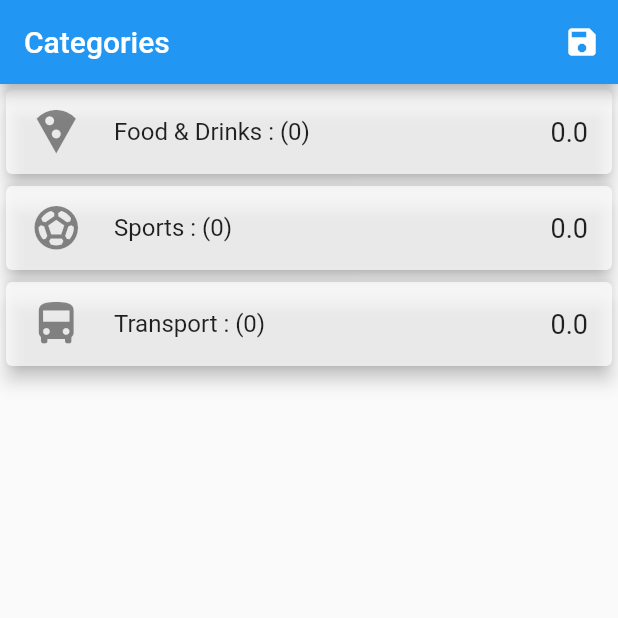
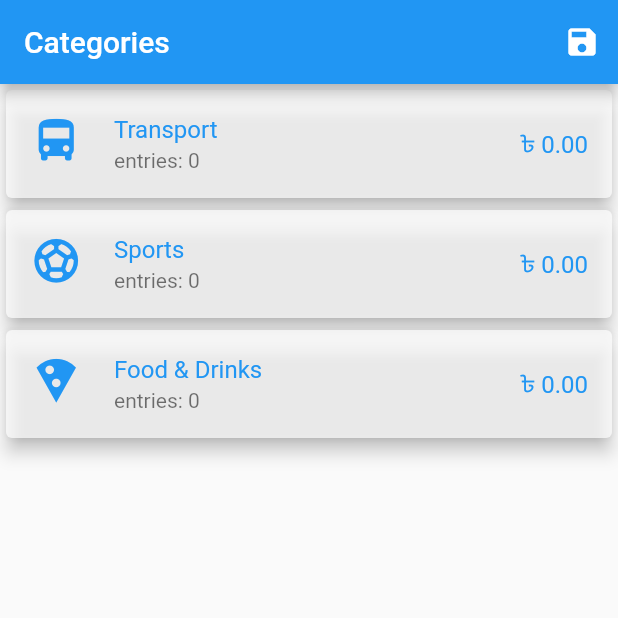
Before and after one commit to F-Reza/Expense_Tracker_App, a Flutter app: the screen it shows after launch, on a phone screen of 412 x 824 dp, the top half of it. Run offline on Flutter 3.47's test engine with Material 2 defaults, Android fonts, the phone set to English and light mode, and no system bars; our stand-ins replace sqflite; accounts and stored records are empty.

Commit message:
Color add

```diff
--- a/lib/db/db_helper.dart
+++ b/lib/db/db_helper.dart
@@ -64,23 +64,11 @@ class DBHelper {
 
   static Future<List<ExpenseCategory>> getCategories() async {
     final db = await open();
-    final mapList = await db.query(tableExpCategory, orderBy: '$expenseCatColTitle asc');
+    //final mapList = await db.query(tableExpCategory, orderBy: '$expenseCatColTitle asc');
+    final mapList = await db.query(tableExpCategory);
     return List.generate(mapList.length, (index) =>
         ExpenseCategory.fromMap(mapList[index]));
   }
-
-  /*static Future<List<ExpenseCategory>> fetchCategories() async {
-    final db = await open();
-    return await db.transaction((txn) async {
-      return await txn.query(tableExpCategory).then((data) {
-        final converted = List<Map<String, dynamic>>.from(data);
-        List<ExpenseCategory> nList = List.generate(converted.length,
-                (index) => ExpenseCategory.fromMap(converted[index]));
-        return nList;
-      });
-    });
-  }*/
-
 
 /*await database.transaction((txn) async {
   await txn.execute('CREATE TABLE Test1 (id INTEGER PRIMARY KEY)');
--- a/lib/widgets/category_screen/category_fetcher.dart
+++ b/lib/widgets/category_screen/category_fetcher.dart
@@ -37,10 +37,11 @@ class _CategoryFetcherState extends State<CategoryFetcher> {
               elevation: 5,
               color: Colors.white70,
               child: ListTile(
-                leading: Icon(model.icon,size: 35,),
-                title: Text('${model.title} : (${model.entries})'),
-                trailing: Text(model.totalAmount.toString(),
-                    style: const TextStyle(fontSize: 18)),
+                leading: Icon(model.icon,size: 35,color: Colors.blue,),
+                title: Text(model.title,style: const TextStyle(fontSize: 16,color: Colors.blue)),
+                subtitle: Text('entries: ${model.entries}'),
+                trailing: Text('৳ ${model.totalAmount.toStringAsFixed(2)}',
+                    style: const TextStyle(fontSize: 16,color: Colors.blue)),
               ),
             );
           }),
```
